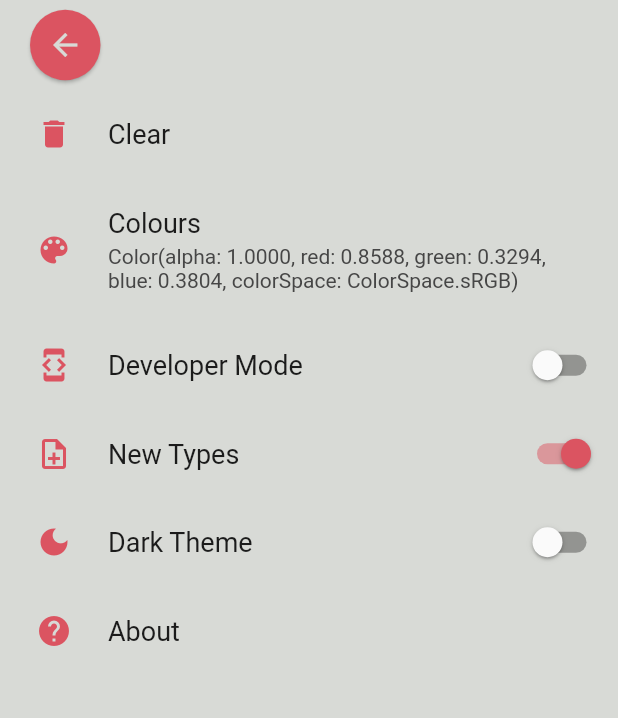
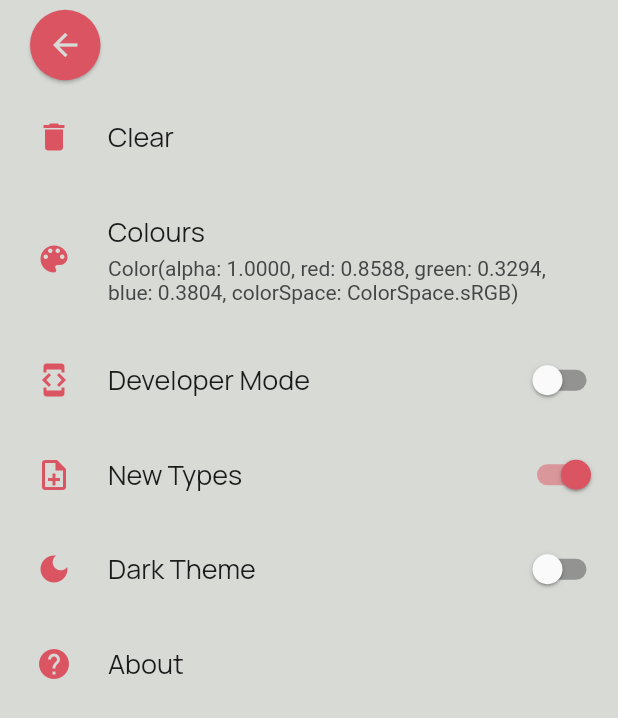
Before and after one commit to mattdbarnett/activito-app, a Flutter app: the screen it shows after launch, after a tap on the "settings" icon, on a phone screen of 412 x 824 dp. Shown: the top 718 px of the screen. Run offline on Flutter 3.47's test engine with Material 2 defaults, Android fonts, the phone set to English and light mode, and no system bars; drawn by our look-alikes of settings_ui; our stand-ins replace flutter_slidable.

Commit message:
Fixed font styling throughout app and added functionality to add button within type slider

```diff
--- a/lib/pages/home.dart
+++ b/lib/pages/home.dart
@@ -42,7 +42,7 @@ class _HistoryHomeState extends State<HistoryHome> {
                       "History Logging",
                       style: TextStyle(
                         color: HistColours.cHighlight,
-                        fontWeight: FontWeight.w900,
+                        fontWeight: FontWeight.w600,
                         fontSize: 36,
                       ),
                     )
@@ -127,7 +127,7 @@ TextButton menuButton(BuildContext context, String titleText, double screenWidth
       titleText,
       style: const TextStyle(
         color: HistColours.cBack,
-        fontWeight: FontWeight.w700,
+        fontWeight: FontWeight.w600,
         fontSize: 24,
       ),
     ),
--- a/lib/pages/settings.dart
+++ b/lib/pages/settings.dart
@@ -12,6 +12,11 @@ class HistorySettings extends StatefulWidget {
 }
 
 class _HistorySettingsState extends State<HistorySettings> {
+
+  TextStyle settingsFontStyle = const TextStyle(
+    fontFamily: "Manrope",
+  );
+
   @override
   Widget build(BuildContext context) {
     return Scaffold(
@@ -29,39 +34,39 @@ class _HistorySettingsState extends State<HistorySettings> {
             tiles: <SettingsTile>[
               SettingsTile(
                 leading: const Icon(Icons.delete, color: HistColours.cHighlight),
-                title: const Text('Clear'),
+                title: Text('Clear', style: settingsFontStyle),
                 onPressed: (BuildContext context) {},
               ),
               SettingsTile.navigation(
                 leading: const Icon(Icons.color_lens, color: HistColours.cHighlight),
-                title: const Text('Colours'),
+                title: Text('Colours', style: settingsFontStyle),
                 value: Text(HistColours.cHighlight.toString()),
                 onPressed: (BuildContext context) {},
               ),
               SettingsTile.switchTile(
                 leading: const Icon(Icons.developer_mode, color: HistColours.cHighlight),
-                title: const Text('Developer Mode'),
+                title: Text('Developer Mode', style: settingsFontStyle),
                 initialValue: false,
                 activeSwitchColor: HistColours.cHighlight,
                 onToggle: (bool value) {  },
               ),
               SettingsTile.switchTile(
                 leading: const Icon(Icons.note_add_outlined, color: HistColours.cHighlight),
-                title: const Text('New Types'),
+                title: Text('New Types', style: settingsFontStyle),
                 initialValue: true,
                 activeSwitchColor: HistColours.cHighlight,
                 onToggle: (bool value) {  },
               ),
               SettingsTile.switchTile(
                 leading: const Icon(Icons.dark_mode, color: HistColours.cHighlight),
-                title: const Text('Dark Theme'),
+                title: Text('Dark Theme', style: settingsFontStyle),
                 initialValue: false,
                 activeSwitchColor: HistColours.cHighlight,
                 onToggle: (bool value) {  },
               ),
               SettingsTile.navigation(
                 leading: const Icon(Icons.help_sharp, color: HistColours.cHighlight),
-                title: const Text('About'),
+                title: Text('About', style: settingsFontStyle),
                 onPressed: (BuildContext context) {},
               ),
             ],
--- a/lib/shared/cleardialog.dart
+++ b/lib/shared/cleardialog.dart
@@ -7,7 +7,7 @@ AlertDialog clearDialog(BuildContext context,
     void clearFunction) {
 
   TextStyle fontStyle = const TextStyle(
-  fontWeight: FontWeight.w600,
+  fontWeight: FontWeight.w500,
   fontSize: 16,
   );
 
@@ -15,7 +15,7 @@ AlertDialog clearDialog(BuildContext context,
       title:
       const Text("Clear",
         style: TextStyle(
-          fontWeight: FontWeight.w600,
+          fontWeight: FontWeight.w500,
           fontSize: 20,
         ),
       ),
--- a/lib/shared/histglobals.dart
+++ b/lib/shared/histglobals.dart
@@ -170,7 +170,9 @@ Widget tAddContainer(BuildContext context, RecordType currentType) {
             motion: const BehindMotion(),
             children: [
               SlidableAction(
-                onPressed: (BuildContext context) {},
+                onPressed: (BuildContext context) {
+                  recordsAdd(currentType);
+                },
                 backgroundColor: Colors.transparent,
                 foregroundColor: Colors.white,
                 icon: Icons.add,
@@ -333,7 +335,7 @@ Widget tTypeContainer(BuildContext context, RecordType currentType) {
         child: Slidable(
           key: const ValueKey(0),
           startActionPane: ActionPane(
-            extentRatio: 0.6,
+            extentRatio: 0.65,
             motion: const BehindMotion(),
             children: [
               SlidableAction(
--- a/pubspec.yaml
+++ b/pubspec.yaml
@@ -79,7 +79,7 @@ flutter:
   fonts:
     - family: Manrope
       fonts:
-         - asset: fonts/Manrope-VariableFont_wght.ttf
+         - asset: fonts/Manrope-Regular.ttf
   #       - asset: fonts/Schyler-Italic.ttf
   #         style: italic
   #   - family: Trajan Pro
```
Also changed, not shown: fonts/Manrope-Regular.ttf (added), fonts/Manrope-VariableFont_wght.ttf (deleted).
